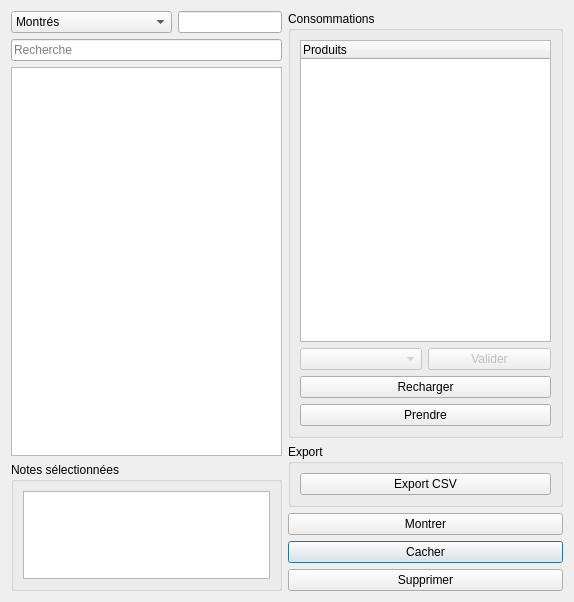
Qt form application/ui/group_actions_window.ui (nils-van-zuijlen/Enibar) before a commit.
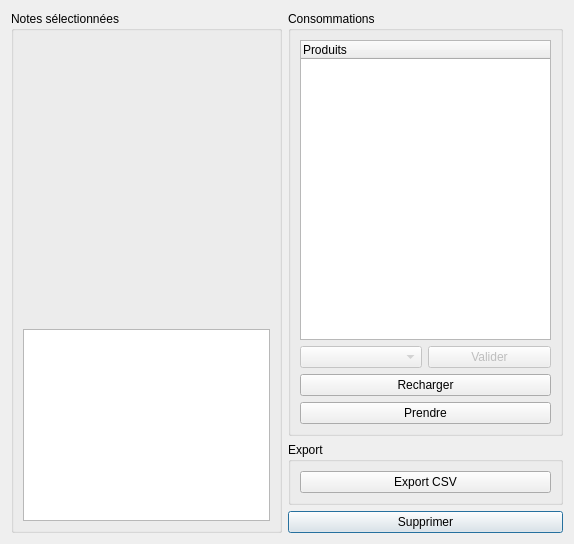
The same form after that commit. Custom widgets are drawn as their Qt base class.

Commit message:
Add note categories.
I completly removed the hidden state of notes from the note model.
Now to be hidden, a note has to be in at least one hidden note category.

This commit contains a lot of test fixes, I exceeded the maximum number
of tests we could have without exhausting the number of open files
because we leaked redis connection for each test.

Patch:
```diff
--- a/application/ui/group_actions_window.ui
+++ b/application/ui/group_actions_window.ui
@@ -7,7 +7,7 @@
     <x>0</x>
     <y>0</y>
     <width>574</width>
-    <height>602</height>
+    <height>544</height>
    </rect>
   </property>
   <property name="windowTitle">
@@ -16,120 +16,9 @@
   <layout class="QGridLayout" name="gridLayout_2">
    <item row="1" column="0">
     <layout class="QGridLayout" name="gridLayout">
-     <item row="5" column="0" colspan="2">
-      <widget class="QGroupBox" name="groupBox_3">
-       <property name="sizePolicy">
-        <sizepolicy hsizetype="Preferred" vsizetype="Ignored">
-         <horstretch>0</horstretch>
-         <verstretch>0</verstretch>
-        </sizepolicy>
-       </property>
-       <property name="title">
-        <string>Notes sélectionnées</string>
-       </property>
-       <layout class="QGridLayout" name="gridLayout_6">
-        <item row="0" column="0">
-         <widget class="QPlainTextEdit" name="selected_note_report">
-          <property name="sizePolicy">
-           <sizepolicy hsizetype="Expanding" vsizetype="Minimum">
-            <horstretch>0</horstretch>
-            <verstretch>0</verstretch>
-           </sizepolicy>
-          </property>
-          <property name="readOnly">
-           <bool>true</bool>
-          </property>
-         </widget>
-        </item>
-       </layout>
-      </widget>
-     </item>
-     <item row="0" column="0">
-      <widget class="QComboBox" name="filter_combobox">
-       <property name="sizePolicy">
-        <sizepolicy hsizetype="Minimum" vsizetype="Fixed">
-         <horstretch>0</horstretch>
-         <verstretch>0</verstretch>
-        </sizepolicy>
-       </property>
-       <item>
-        <property name="text">
-         <string>Montrés</string>
-        </property>
-       </item>
-       <item>
-        <property name="text">
-         <string>Cachés</string>
-        </property>
-       </item>
-       <item>
-        <property name="text">
-         <string>Dont la note &gt;</string>
-        </property>
-       </item>
-       <item>
-        <property name="text">
-         <string>Dont la note &lt;</string>
-        </property>
-       </item>
-      </widget>
-     </item>
-     <item row="0" column="1">
-      <widget class="Input" name="filter_input">
-       <property name="sizePolicy">
-        <sizepolicy hsizetype="Maximum" vsizetype="Fixed">
-         <horstretch>0</horstretch>
-         <verstretch>0</verstretch>
-        </sizepolicy>
-       </property>
-      </widget>
-     </item>
-     <item row="2" column="0" rowspan="3" colspan="2">
-      <widget class="MultiNotesList" name="note_list">
-       <property name="sizePolicy">
-        <sizepolicy hsizetype="Expanding" vsizetype="Expanding">
-         <horstretch>0</horstretch>
-         <verstretch>0</verstretch>
-        </sizepolicy>
-       </property>
-       <property name="selectionMode">
-        <enum>QAbstractItemView::MultiSelection</enum>
-       </property>
-       <property name="sortingEnabled">
-        <bool>true</bool>
-       </property>
-      </widget>
-     </item>
-     <item row="1" column="0" colspan="2">
-      <widget class="QLineEdit" name="search_input">
-       <property name="inputMask">
-        <string/>
-       </property>
-       <property name="text">
-        <string/>
-       </property>
-       <property name="placeholderText">
-        <string>Recherche</string>
-       </property>
-      </widget>
-     </item>
-     <item row="0" column="2" rowspan="6">
+     <item row="0" column="2" rowspan="2">
       <layout class="QGridLayout" name="gridLayout_3">
-       <item row="8" column="0" colspan="2">
-        <widget class="QPushButton" name="hide_button">
-         <property name="text">
-          <string>Cacher</string>
-         </property>
-        </widget>
-       </item>
-       <item row="6" column="0" colspan="2">
-        <widget class="QPushButton" name="show_button">
-         <property name="text">
-          <string>Montrer</string>
-         </property>
-        </widget>
-       </item>
-       <item row="9" column="0" colspan="2">
+       <item row="7" column="0" colspan="2">
         <widget class="QPushButton" name="del_button">
          <property name="text">
           <string>Supprimer</string>
@@ -215,21 +104,42 @@
        </item>
       </layout>
      </item>
+     <item row="0" column="0" rowspan="2" colspan="2">
+      <widget class="QGroupBox" name="groupBox_3">
+       <property name="sizePolicy">
+        <sizepolicy hsizetype="Preferred" vsizetype="Ignored">
+         <horstretch>0</horstretch>
+         <verstretch>0</verstretch>
+        </sizepolicy>
+       </property>
+       <property name="title">
+        <string>Notes sélectionnées</string>
+       </property>
+       <layout class="QGridLayout" name="gridLayout_6">
+        <item row="1" column="0">
+         <widget class="QPlainTextEdit" name="selected_note_report">
+          <property name="sizePolicy">
+           <sizepolicy hsizetype="Expanding" vsizetype="Maximum">
+            <horstretch>0</horstretch>
+            <verstretch>0</verstretch>
+           </sizepolicy>
+          </property>
+          <property name="readOnly">
+           <bool>true</bool>
+          </property>
+         </widget>
+        </item>
+        <item row="0" column="0">
+         <widget class="FilteredNotesListWidget" name="note_list" native="true"/>
+        </item>
+       </layout>
+      </widget>
+     </item>
     </layout>
    </item>
   </layout>
  </widget>
  <customwidgets>
-  <customwidget>
-   <class>Input</class>
-   <extends>QLineEdit</extends>
-   <header>gui/input_widget</header>
-  </customwidget>
-  <customwidget>
-   <class>MultiNotesList</class>
-   <extends>QListWidget</extends>
-   <header>gui/group_actions_window</header>
-  </customwidget>
   <customwidget>
    <class>UniqueConsumptionList</class>
    <extends>QTreeWidget</extends>
@@ -238,6 +148,15 @@
     <slot>on_selection()</slot>
    </slots>
   </customwidget>
+  <customwidget>
+   <class>FilteredNotesListWidget</class>
+   <extends>QWidget</extends>
+   <header>gui/filtered_notes_list_widget</header>
+   <container>1</container>
+   <slots>
+    <signal>itemSelectionChanged()</signal>
+   </slots>
+  </customwidget>
  </customwidgets>
  <resources/>
  <connections>
```
Left out of the diff: 68 changed lines with no effect on the pictures. The commit also changes 31 other files.
